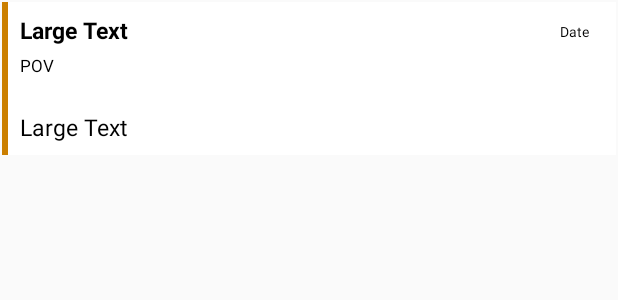
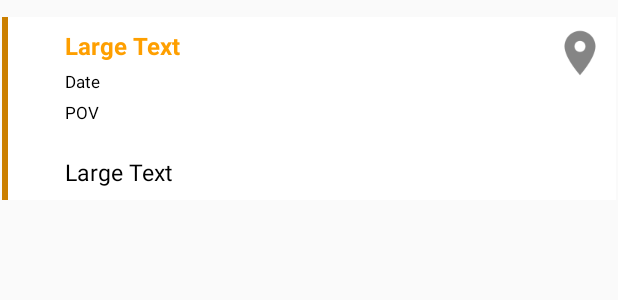
Before and after one commit to masagatech/goyo, an Android app: the layout layout_clnt_mykids_list.xml on its own in the app's theme, with its tools: preview values and no code run, on a phone screen of 412 x 824 dp. Shown: the top 300 px of the screen. Run offline under Robolectric (Android 15) with nearby library versions, the phone set to English and light mode, and no system bars; network calls fail.

Commit message:
changes for notification and other list view stuff

```diff
--- a/app/src/main/java/com/crest/goyo/FCM/MyFirebaseMessagingService.java
+++ b/app/src/main/java/com/crest/goyo/FCM/MyFirebaseMessagingService.java
@@ -222,7 +222,7 @@ public class MyFirebaseMessagingService extends FirebaseMessagingService {
                     .setSmallIcon(R.drawable.ic_taxi)
                     .setContentTitle(getData.get("title"))
                     .setContentText(getData.get("body"))
-                    .setAutoCancel(false)
+                    .setAutoCancel(true)
                     .setSound(defaultSoundUri)
                     .setContentIntent(pendingIntent);
             NotificationManager notificationManager =(NotificationManager) this.getSystemService(Context.NOTIFICATION_SERVICE);
--- a/app/src/main/java/com/crest/goyo/school/MyKidsRegistration.java
+++ b/app/src/main/java/com/crest/goyo/school/MyKidsRegistration.java
@@ -43,6 +43,7 @@ public class MyKidsRegistration extends AppCompatActivity {
         super.onCreate(savedInstanceState);
 
         setContentView(R.layout.activity_my_kids_registration);
+        setTitle("Add/Remove Tracking");
         initUI();
     }
 
--- a/app/src/main/res/layout/layout_clnt_mykids_list.xml
+++ b/app/src/main/res/layout/layout_clnt_mykids_list.xml
@@ -1,8 +1,11 @@
 <?xml version="1.0" encoding="utf-8"?>
 <LinearLayout xmlns:android="http://schemas.android.com/apk/res/android"
+    xmlns:app="http://schemas.android.com/apk/res-auto"
     android:orientation="vertical" android:layout_width="match_parent"
     android:layout_height="match_parent">
-
+<TextView
+    android:layout_width="match_parent" android:id="@+id/txtMargin"
+    android:layout_height="10dp" android:background="@color/transparent"></TextView>
 
     <TextView
         android:layout_width="match_parent"
@@ -32,100 +35,96 @@
                 android:layout_height="match_parent">
 
                 <RelativeLayout
+                    android:id="@+id/header"
                     android:layout_width="match_parent"
                     android:layout_height="wrap_content"
-                    android:padding="8dp"
-                    android:id="@+id/header">
+
+                    android:padding="8dp">
 
                     <TextView
+                        android:id="@+id/uploadonRes"
+                        android:layout_width="20dp"
+                        android:layout_height="20dp"
+                        android:layout_alignParentLeft="true"
+                        android:layout_marginRight="10dp"
+
+                        android:textAllCaps="true"
+                        android:textColor="#ff0000"
+
+                        />
+
+                    <TextView
+
                         android:id="@+id/titleTxt"
                         android:layout_width="wrap_content"
                         android:layout_height="wrap_content"
-                        android:layout_alignParentLeft="true"
-                        android:textSize="15sp"
-                        android:layout_toLeftOf="@+id/Date"
+                        android:layout_toRightOf="@+id/uploadonRes"
                         android:singleLine="true"
                         android:text="Large Text"
-                        android:textColor="#000000"
+                        android:textColor="@color/colorAccent"
+                        android:textSize="16dp"
                         android:textStyle="bold" />
 
+                    <TextView
+                        android:id="@+id/Date"
+                        android:layout_width="wrap_content"
+                        android:layout_height="wrap_content"
+                        android:layout_below="@+id/titleTxt"
+                        android:layout_alignStart="@+id/titleTxt"
+                        android:layout_marginRight="10dp"
+                        android:layout_marginTop="5dp"
 
+                        android:text="Date"
+                        android:textColor="#000000"
+                        android:textSize="11dp" />
 
 
                     <TextView
                         android:id="@+id/povTitle"
                         android:layout_width="wrap_content"
                         android:layout_height="wrap_content"
-                        android:layout_below="@+id/titleTxt"
+                        android:layout_below="@+id/Date"
                         android:layout_marginTop="5dp"
+                        android:layout_alignStart="@+id/titleTxt"
                         android:text="POV"
                         android:textColor="#000000"
                         android:textSize="11dp" />
-                    <TextView
-                        android:id="@+id/Date"
-                        android:layout_width="wrap_content"
-                        android:layout_height="wrap_content"
-                        android:layout_alignParentRight="true"
-                        android:layout_marginTop="5dp"
 
-                        android:text="Date"
-                        android:layout_marginRight="10dp"
-                        android:textColor="#000000"
-                        android:textSize="9dp" />
 
-                    <TextView
-                        android:id="@+id/uploadonRes"
-                        android:layout_width="20dp"
-                        android:layout_height="20dp"
-                        android:layout_marginTop="5dp"
-                        android:layout_below="@+id/Date"
-                        android:textAllCaps="true"
-                        android:layout_marginRight="10dp"
-                        android:layout_alignParentRight="true"
-                        android:textColor="#ff0000"
-
-                        />
                     <TextView
                         android:id="@+id/uploadon"
                         android:layout_width="wrap_content"
                         android:layout_height="wrap_content"
+                        android:layout_alignTop="@+id/uploadonRes"
                         android:layout_marginRight="5dp"
+                        android:layout_toLeftOf="@+id/uploadonRes"
+                        android:layout_toStartOf="@+id/uploadonRes"
                         android:text="Uploaded on Server:"
                         android:textColor="#000000"
-                        android:visibility="gone"
-                        android:layout_alignTop="@+id/uploadonRes"
-                        android:layout_toLeftOf="@+id/uploadonRes"
-                        android:layout_toStartOf="@+id/uploadonRes" />
+                        android:visibility="gone" />
 
                     <TextView
                         android:id="@+id/hidid"
                         android:layout_width="wrap_content"
                         android:layout_height="wrap_content"
-                        android:visibility="gone"
-                        />
+                        android:visibility="gone" />
+
+                    <ImageButton
+                        android:id="@+id/btnStartTrack"
+                        android:layout_width="wrap_content"
+                        android:layout_height="wrap_content"
+                        android:layout_alignParentEnd="true"
+                        android:layout_alignParentTop="true"
+                        android:background="#FFFFFF"
+                        app:srcCompat="@drawable/ic_icon_track" />
 
                 </RelativeLayout>
 
                 <RelativeLayout
                     android:focusableInTouchMode="false"
-                    android:clickable="false"
-                    android:focusable="false"
-
                     android:layout_width="match_parent"
                     android:layout_height="wrap_content"
                     android:padding="8dp" >
-
-                    <TextView
-                        android:id="@+id/txtkidName"
-                        android:layout_width="wrap_content"
-                        android:layout_height="wrap_content"
-                        android:layout_alignParentLeft="true"
-                        android:textSize="15sp"
-                        android:singleLine="true"
-                        android:layout_marginTop="5dp"
-                        android:text="Large Text"
-                        android:textColor="#000000" />
-
                     <TextView
                         android:id="@+id/txtKidStatus"
                         android:layout_width="20dp"
@@ -133,8 +132,20 @@
                         android:layout_marginTop="5dp"
                         android:textAllCaps="true"
                         android:layout_marginRight="10dp"
-                        android:layout_alignParentRight="true"
+                        android:layout_alignParentLeft="true"
                         android:textColor="#ff0000" />
+                    <TextView
+                        android:id="@+id/txtkidName"
+                        android:layout_width="wrap_content"
+                        android:layout_height="wrap_content"
+                        android:layout_toRightOf="@+id/txtKidStatus"
+                        android:textSize="15sp"
+                        android:singleLine="true"
+                        android:layout_marginTop="5dp"
+                        android:text="Large Text"
+                        android:textColor="#000000" />
+
+
 
                     <TextView
                         android:id="@+id/textView26"
@@ -154,6 +165,7 @@
                         android:layout_height="wrap_content"
                         android:visibility="gone" />
                 </RelativeLayout>
+
             </LinearLayout>
 
 
```
Also changed, not shown: app/src/main/AndroidManifest.xml (+5 -3 lines), app/src/main/java/com/crest/goyo/AdapterClasses/clnt_mykids_listAdapter.java (+48 -21 lines), app/src/main/java/com/crest/goyo/school/MyKids.java (+15 -1 lines), app/src/main/java/com/crest/goyo/school/clnt_mykidstrips.java (+29 -11 lines), app/src/main/java/com/crest/goyo/school/clnt_tripview.java (+80 -0 lines), app/src/main/res/layout/activity_clnt_mykids.xml (+16 -9 lines), app/src/main/res/drawable-hdpi/ic_track_trip.png (added), app/src/main/res/drawable-mdpi/ic_track_trip.png (added), app/src/main/res/drawable-xhdpi/ic_track_trip.png (added), app/src/main/res/drawable-xxhdpi/ic_track_trip.png (added).
